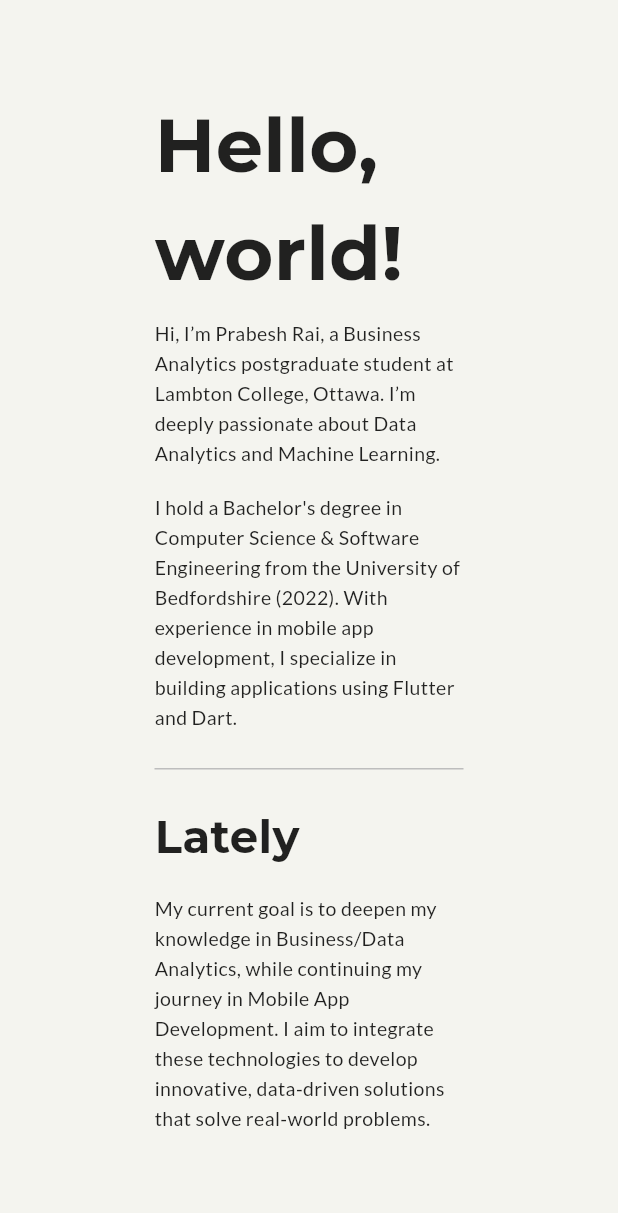
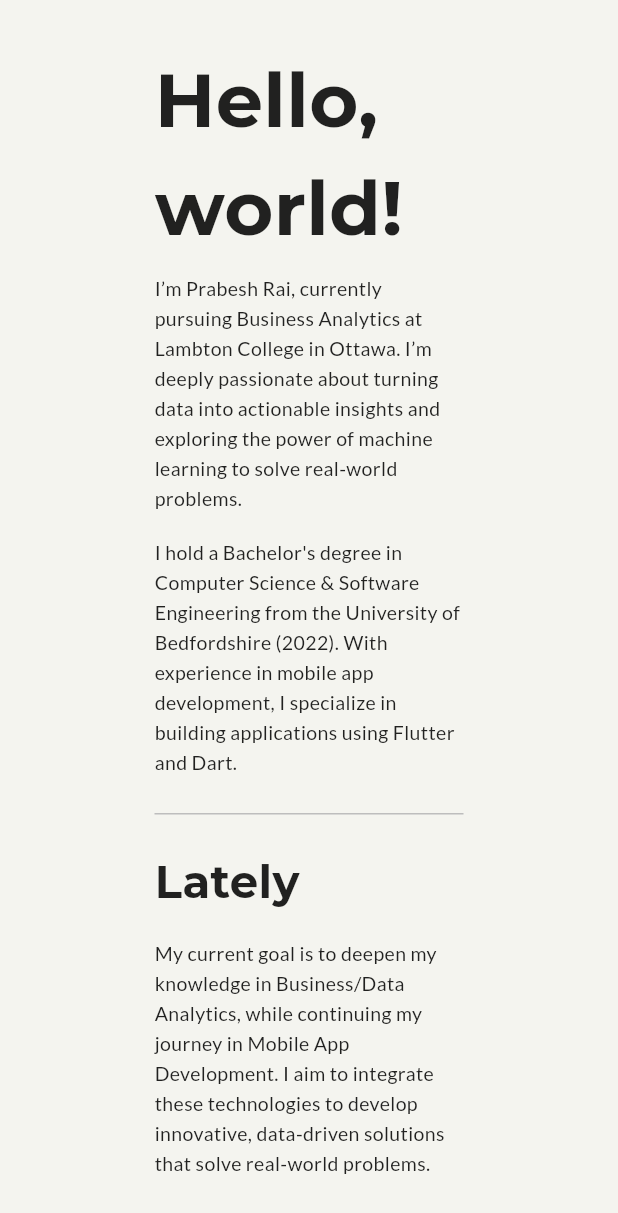
Before and after one commit to Prabesh789/Website, a Flutter app: the AboutSection widget shown alone on an empty page, opened directly, on a phone screen of 412 x 824 dp. Shown: the top 1213 px of the screen. Run offline on Flutter 3.47's test engine with Material 3 defaults, Android fonts, the light colour scheme and no system bars; our stand-ins replace auto_route, flutter_svg, google_fonts, responsive_builder, scrollable_positioned_list; missing offline and left inert: font_awesome_icon_class.

Commit message:
update: About section updated.

```diff
--- a/lib/presentation/views/desktop_view/about/about_section.dart
+++ b/lib/presentation/views/desktop_view/about/about_section.dart
@@ -37,8 +37,8 @@ class _AboutSectionState extends State<AboutSection> {
             child: SizedBox(
               width: width * 0.5,
               child: Text(
-                "Hi, I’m Prabesh Rai, a Business Analytics postgraduate student at Lambton College, Ottawa. "
-                "I’m deeply passionate about Data Analytics and Machine Learning.",
+                "I’m Prabesh Rai, currently pursuing Business Analytics at Lambton College in Ottawa. "
+                "I’m deeply passionate about turning data into actionable insights and exploring the power of machine learning to solve real-world problems.",
                 style: GoogleFonts.lato(
                   fontSize: MediaQuery.of(context).size.width > 760 ? 16 : 13,
                   color: Colors.black87,
--- a/lib/presentation/views/mobille_view/mobile_about_section/mobile_about_section.dart
+++ b/lib/presentation/views/mobille_view/mobile_about_section/mobile_about_section.dart
@@ -38,8 +38,8 @@ class _MobileAboutSectionState extends State<MobileAboutSection> {
             child: SizedBox(
               width: width * 0.8,
               child: Text(
-                "Hi, I’m Prabesh Rai, a Business Analytics postgraduate student at Lambton College, Ottawa. "
-                "I’m deeply passionate about Data Analytics and Machine Learning.",
+                "Hi, I’m Prabesh Rai, currently pursuing Business Analytics at Lambton College in Ottawa. "
+                "I’m deeply passionate about turning data into actionable insights and exploring the power of machine learning to solve real-world problems.",
                 style: GoogleFonts.lato(
                   fontSize: 14, // Optimized for mobile
                   color: Colors.black87,
```
